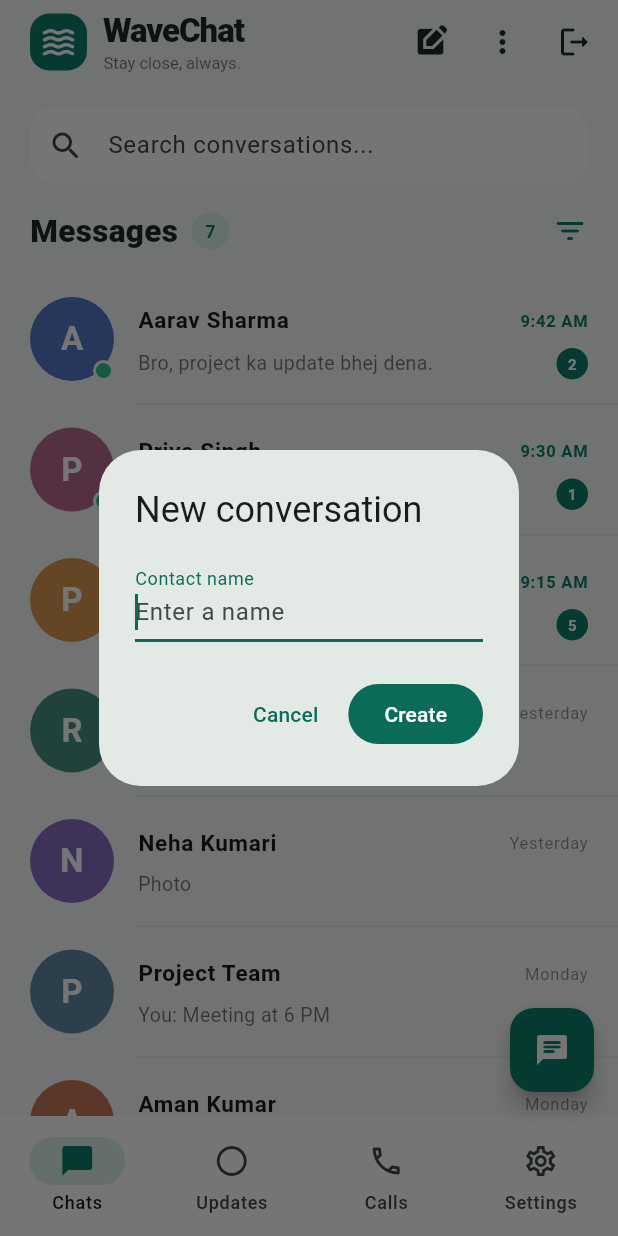
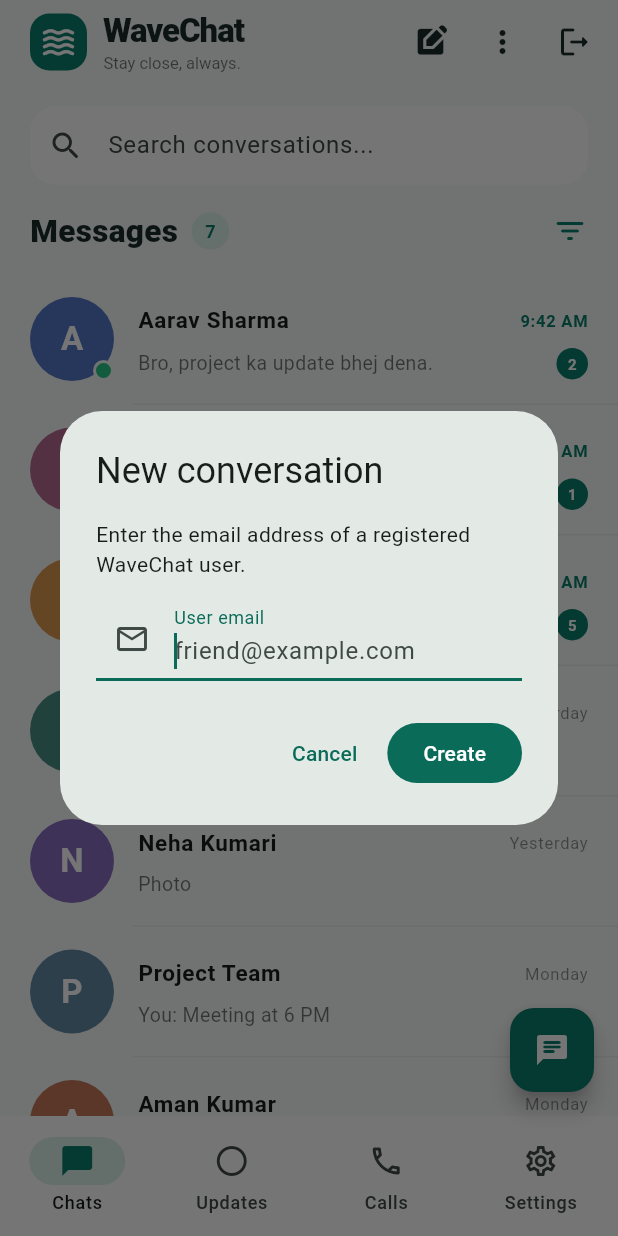
Before and after one commit to shivamkumardutt/wavechat, a Flutter app: the WaveHomePage screen opened directly with empty values, after a tap on the "edit square" icon, on a phone screen of 412 x 824 dp. Run offline on Flutter 3.47's test engine with Material 3 defaults, Android fonts, the phone set to English and light mode, and no system bars; our stand-ins replace flutter_secure_storage; accounts and stored records are empty.

Commit message:
feat: secure persistent WaveChat messaging

```diff
--- a/lib/main.dart
+++ b/lib/main.dart
@@ -1,4 +1,5 @@
 import 'auth/auth_gate.dart';
+
 import 'package:flutter/material.dart';
 
 import 'services/api_service.dart';
@@ -30,7 +31,6 @@ class WaveChatApp extends StatelessWidget {
       ),
 
       home: const AuthGate(),
-
     );
   }
 }
@@ -59,12 +59,8 @@ class Chat {
   final bool verified;
 }
 
-
 class WaveHomePage extends StatefulWidget {
-  const WaveHomePage({
-    super.key,
-    required this.onLogout,
-  });
+  const WaveHomePage({super.key, required this.onLogout});
 
   final Future<void> Function() onLogout;
 
@@ -102,7 +98,7 @@ class _WaveHomePageState extends State<WaveHomePage> {
     ),
     Chat(
       name: 'Rahul Verma',
-      message: 'Thanks bhai 🙌',
+      message: 'Thanks bhai ðŸ™Œ',
       time: 'Yesterday',
       color: Color(0xFF478F82),
     ),
@@ -201,13 +197,11 @@ class _WaveHomePageState extends State<WaveHomePage> {
                   content: const Text('Are you sure you want to logout?'),
                   actions: [
                     TextButton(
-                      onPressed: () =>
-                          Navigator.pop(dialogContext, false),
+                      onPressed: () => Navigator.pop(dialogContext, false),
                       child: const Text('Cancel'),
                     ),
                     FilledButton(
-                      onPressed: () =>
-                          Navigator.pop(dialogContext, true),
+                      onPressed: () => Navigator.pop(dialogContext, true),
                       child: const Text('Logout'),
                     ),
                   ],
@@ -514,29 +508,90 @@ class _WaveHomePageState extends State<WaveHomePage> {
 
   void showNewChatDialog(BuildContext context) {
     final controller = TextEditingController();
+    final api = ApiService();
+
+    bool creating = false;
+    String? dialogError;
 
     showDialog<void>(
       context: context,
-      builder: (dialogContext) => AlertDialog(
+      builder: (dialogContext) => StatefulBuilder(
+        builder: (context, setDialogState) => AlertDialog(
           title: const Text('New conversation'),
-        content: TextField(
+          content: Column(
+            mainAxisSize: MainAxisSize.min,
+            crossAxisAlignment: CrossAxisAlignment.start,
+            children: [
+              const Text(
+                'Enter the email address of a registered WaveChat user.',
+              ),
+              const SizedBox(height: 12),
+              TextField(
                 controller: controller,
                 autofocus: true,
+                keyboardType: TextInputType.emailAddress,
+                enabled: !creating,
                 decoration: const InputDecoration(
-            labelText: 'Contact name',
-            hintText: 'Enter a name',
+                  labelText: 'User email',
+                  hintText: 'friend@example.com',
+                  prefixIcon: Icon(Icons.email_outlined),
                 ),
+                onSubmitted: (_) {},
+              ),
+              if (dialogError != null) ...[
+                const SizedBox(height: 10),
+                Text(dialogError!, style: const TextStyle(color: Colors.red)),
+              ],
+            ],
           ),
           actions: [
             TextButton(
-            onPressed: () => Navigator.pop(dialogContext),
+              onPressed: creating ? null : () => Navigator.pop(dialogContext),
               child: const Text('Cancel'),
             ),
             FilledButton(
-            onPressed: () {
-              final name = controller.text.trim();
-              if (name.isEmpty) return;
+              onPressed: creating
+                  ? null
+                  : () async {
+                      final email = controller.text.trim().toLowerCase();
 
+                      if (email.isEmpty || !email.contains('@')) {
+                        setDialogState(() {
+                          dialogError = 'Enter a valid email address.';
+                        });
+                        return;
+                      }
+
+                      setDialogState(() {
+                        creating = true;
+                        dialogError = null;
+                      });
+
+                      try {
+                        final result = await api.createConversation(
+                          email: email,
+                        );
+
+                        final conversation =
+                            result['conversation'] as Map<String, dynamic>;
+                        final otherUser =
+                            result['otherUser'] as Map<String, dynamic>;
+
+                        final conversationId =
+                            conversation['conversationId'] as String;
+                        final name =
+                            (otherUser['name'] as String?)?.trim().isNotEmpty ==
+                                true
+                            ? (otherUser['name'] as String).trim()
+                            : email;
+
+                        if (!mounted) return;
+
+                        final existingIndex = chats.indexWhere(
+                          (chat) => chat.conversationId == conversationId,
+                        );
+
+                        if (existingIndex == -1) {
                           setState(() {
                             chats.insert(
                               0,
@@ -545,16 +600,42 @@ class _WaveHomePageState extends State<WaveHomePage> {
                                 message: 'Start a conversation',
                                 time: 'Now',
                                 color: const Color(0xFF478F82),
+                                conversationId: conversationId,
                               ),
                             );
                             selectedTab = 0;
                             search = '';
                           });
+                        } else {
+                          setState(() {
+                            selectedTab = 0;
+                            search = '';
+                          });
+                        }
+
+                        if (!dialogContext.mounted) return;
+
                         Navigator.pop(dialogContext);
+                      } catch (e) {
+                        setDialogState(() {
+                          dialogError = e.toString().replaceFirst(
+                            'Exception: ',
+                            '',
+                          );
+                          creating = false;
+                        });
+                      }
                     },
-            child: const Text('Create'),
+              child: creating
+                  ? const SizedBox(
+                      width: 18,
+                      height: 18,
+                      child: CircularProgressIndicator(strokeWidth: 2),
+                    )
+                  : const Text('Create'),
             ),
           ],
+        ),
       ),
     ).then((_) => controller.dispose());
   }
@@ -619,21 +700,18 @@ String? pendingMessageText;
     }
   }
 
-
   Future<void> sendMessage() async {
     final text = controller.text.trim();
     if (text.isEmpty || sending) return;
 
     final String clientMessageId;
 
-  if (pendingClientMessageId != null &&
-      pendingMessageText == text) {
+    if (pendingClientMessageId != null && pendingMessageText == text) {
       // Retry: reuse the same ID for the same message.
       clientMessageId = pendingClientMessageId!;
     } else {
       // New or edited message: generate a fresh ID.
-    clientMessageId =
-        '${DateTime.now().microsecondsSinceEpoch}-shivam';
+      clientMessageId = '${DateTime.now().microsecondsSinceEpoch}-shivam';
 
       pendingClientMessageId = clientMessageId;
       pendingMessageText = text;
@@ -680,7 +758,6 @@ Future<void> sendMessage() async {
     }
   }
 
-
   @override
   Widget build(BuildContext context) {
     return Scaffold(
@@ -696,7 +773,6 @@ Future<void> sendMessage() async {
       ),
       body: Column(
         children: [
-
           if (error != null)
             MaterialBanner(
               content: Text(error!),
```
Also changed, not shown: lib/services/api_service.dart (+90 -11 lines), 1 other file. Lines whose indentation alone changed are shown as unchanged.
